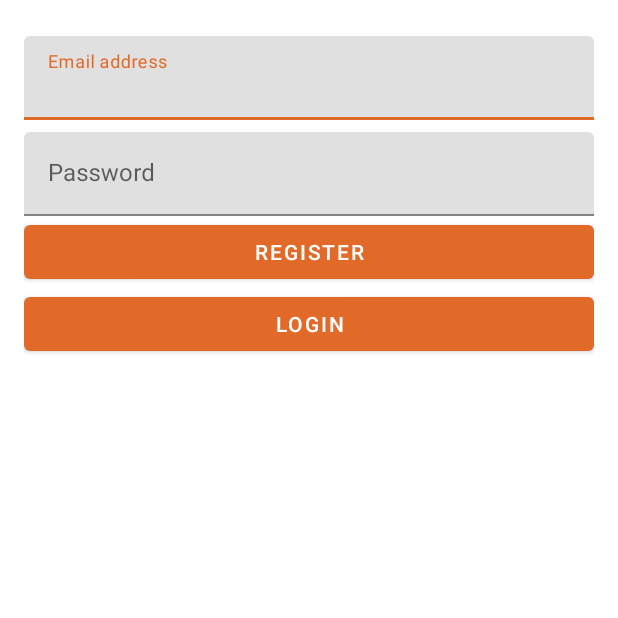
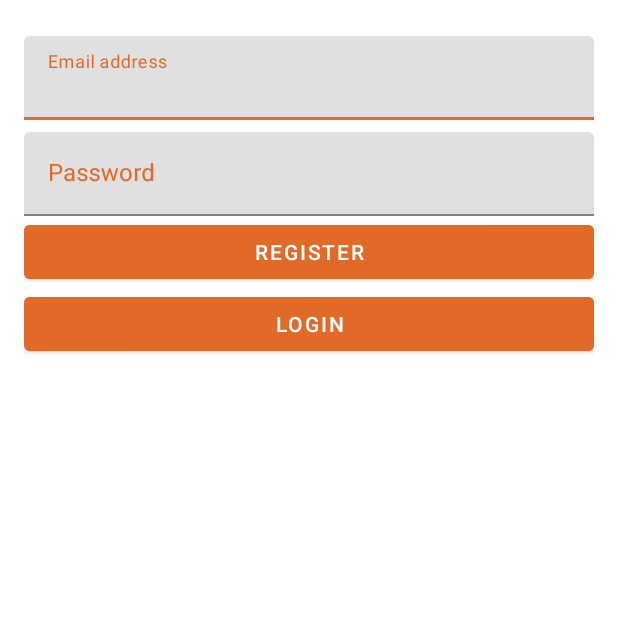
Before and after one commit to yarinmanoah/DogBlog, an Android app: the screen it shows after launch once a user with an empty profile is signed in (LoginActivity), on a phone screen of 412 x 824 dp, the top half of it. Run offline under Robolectric (Android 15) with nearby library versions, the phone set to English and light mode, and no system bars; our stand-ins replace Firebase (no records; nobody signed in at launch, a user with empty details on screens opened directly).

```diff
--- a/app/src/main/res/drawable/ic_calendar.xml
+++ b/app/src/main/res/drawable/ic_calendar.xml
@@ -6,6 +6,6 @@
     android:viewportHeight="34">
 
     <path
-        android:fillColor="#000000"
+        android:fillColor="@color/colorPrimaryDark"
         android:pathData="M29.6 2h-3v3c0 0.6-0.5 1-1 1s-1-0.4-1-1V2h-16v3c0 0.6-0.5 1-1 1s-1-0.4-1-1V2h-3C2.1 2 1 3.3 1 5v3.6h32V5c0-1.7-1.8-3-3.4-3zM1 10.7V29c0 1.8 1.1 3 2.7 3h26c1.6 0 3.4-1.3 3.4-3V10.7zm8.9 16.8H7.5c-0.4 0-0.8-0.3-0.8-0.8v-2.5c0-0.4 0.3 -0.8 0.8 -0.8H10c0.4 0 0.8 0.3 0.8 0.8 v2.5c-0.1 0.5 -0.4 0.8 -0.9 0.8 zm0-9H7.5c-0.4 0-0.8-0.3-0.8-0.8v-2.5c0-0.4 0.3 -0.8 0.8 -0.8H10c0.4 0 0.8 0.3 0.8 0.8 v2.5c-0.1 0.5 -0.4 0.8 -0.9 0.8 zm8 9h-2.5c-0.4 0-0.8-0.3-0.8-0.8v-2.5c0-0.4 0.3 -0.8 0.8 -0.8h2.5c0.4 0 0.8 0.3 0.8 0.8 v2.5c0 0.5-0.3 0.8 -0.8 0.8 zm0-9h-2.5c-0.4 0-0.8-0.3-0.8-0.8v-2.5c0-0.4 0.3 -0.8 0.8 -0.8h2.5c0.4 0 0.8 0.3 0.8 0.8 v2.5c0 0.5-0.3 0.8 -0.8 0.8 zm8 9h-2.5c-0.4 0-0.8-0.3-0.8-0.8v-2.5c0-0.4 0.3 -0.8 0.8 -0.8h2.5c0.4 0 0.8 0.3 0.8 0.8 v2.5c0 0.5-0.3 0.8 -0.8 0.8 zm0-9h-2.5c-0.4 0-0.8-0.3-0.8-0.8v-2.5c0-0.4 0.3 -0.8 0.8 -0.8h2.5c0.4 0 0.8 0.3 0.8 0.8 v2.5c0 0.5-0.3 0.8 -0.8 0.8 z" />
 </vector>
--- a/app/src/main/res/layout/activity_login.xml
+++ b/app/src/main/res/layout/activity_login.xml
@@ -3,6 +3,7 @@
     xmlns:tools="http://schemas.android.com/tools"
     android:layout_width="match_parent"
     android:layout_height="match_parent"
+    xmlns:app="http://schemas.android.com/apk/res-auto"
     tools:context=".view.activity.LoginActivity"
     android:layout_marginBottom="150dp">
 
@@ -15,7 +16,10 @@
             android:layout_width="match_parent"
             android:layout_height="wrap_content"
             android:layout_marginVertical="8dp"
-            android:hint="@string/email_address">
+            android:hint="@string/email_address"
+            android:textColorHint="@color/colorPrimaryDark"
+            android:textColor="@color/colorPrimaryDark" >
+
 
             <com.google.android.material.textfield.TextInputEditText
                 android:layout_width="match_parent"
@@ -28,7 +32,10 @@
         <com.google.android.material.textfield.TextInputLayout
             android:layout_width="match_parent"
             android:layout_height="wrap_content"
-            android:hint="@string/password">
+            android:hint="@string/password"
+            android:textColorHint="@color/colorPrimaryDark"
+            android:textColor="@color/colorPrimaryDark" >
+
 
             <com.google.android.material.textfield.TextInputEditText
                 android:layout_width="match_parent"
@@ -42,14 +49,18 @@
         <Button
             android:id="@+id/registerBtn"
             android:layout_width="match_parent"
-            android:text="Register"
-            android:layout_height="wrap_content">
+            android:text="@string/register_button"
+            android:layout_height="wrap_content"
+            android:backgroundTint="@color/colorPrimaryDark"
+            >
         </Button>
         <Button
             android:id="@+id/loginBtn"
             android:layout_width="match_parent"
-            android:text="Login"
-            android:layout_height="wrap_content">
+            android:text="@string/login_button"
+            android:layout_height="wrap_content"
+            android:backgroundTint="@color/colorPrimaryDark"
+            >
         </Button>
     </LinearLayout>
 
--- a/app/src/main/res/layout/item_lst_owner.xml
+++ b/app/src/main/res/layout/item_lst_owner.xml
@@ -5,7 +5,9 @@
     android:layout_height="30dp"
     android:layout_centerHorizontal="true"
     android:layout_centerVertical="true"
-    android:layout_margin="5dp">
+    android:layout_margin="5dp"
+    android:backgroundTint="@color/colorPrimaryDark"
+    >
 
     <de.hdodenhof.circleimageview.CircleImageView
         android:id="@+id/owner_IMG_user"
--- a/app/src/main/res/values/strings.xml
+++ b/app/src/main/res/values/strings.xml
@@ -4,6 +4,8 @@
     <string name="Toy">Toy</string>
     <string name="password">Password</string>
     <string name="email_address">Email address</string>
+    <string name="register_button">Register</string>
+    <string name="login_button">Login</string>
 
     <string name="title_user_profile">User Profile</string>
     <string name="title_pet_profile">Pet Profile</string>
@@ -65,6 +67,7 @@
     <string name="title_last_meal">Last Meal</string>
     <string name="prompt_no_pets">You have no pets :)</string>
 
+
     <string-array name="Gender">
         <item>Male</item>
         <item>Female</item>
```
Also changed, not shown: app/src/main/res/layout/activity_pet_profile.xml (+13 -4 lines).
